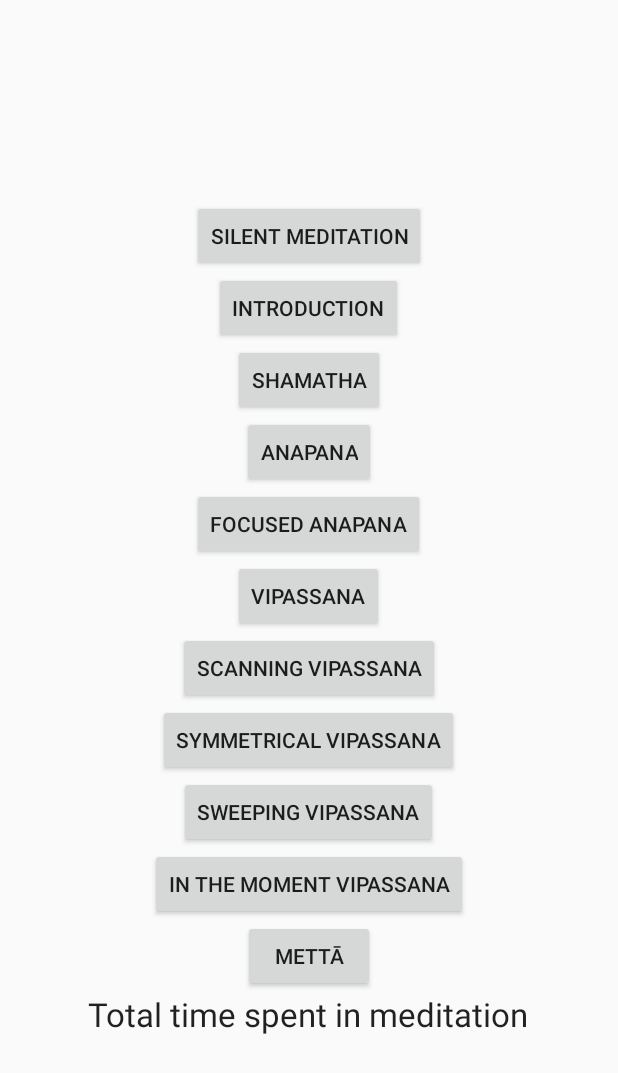
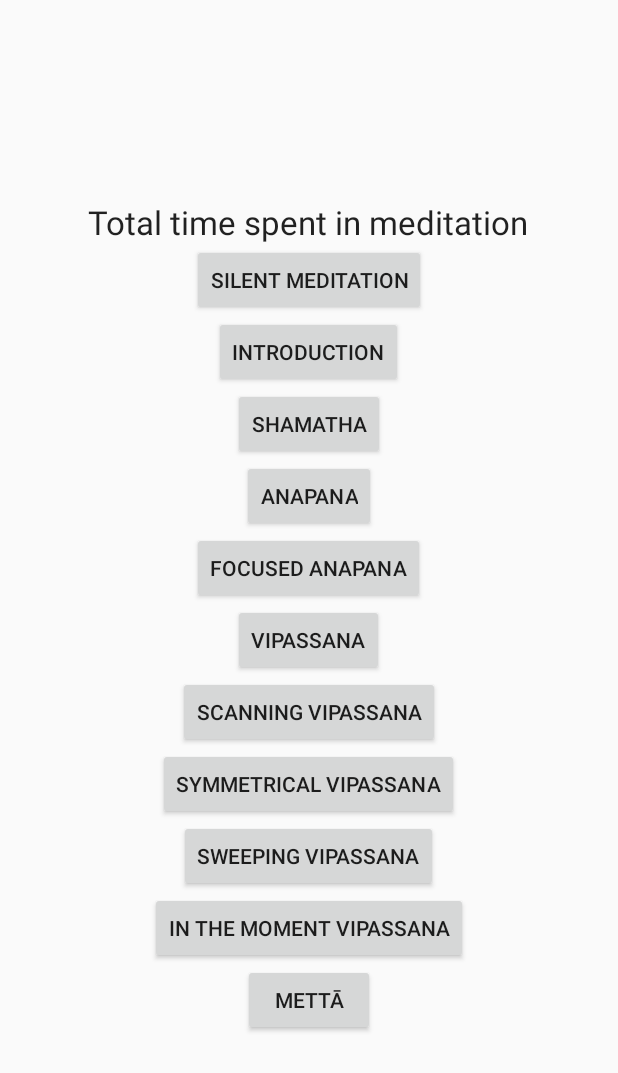
Before and after one commit to happyruss/vipassana_android, an Android app: the layout activity_main.xml on its own in the app's theme, with its tools: preview values and no code run, on a phone screen of 412 x 824 dp. Shown: the top 1073 px of the screen. Run offline under Robolectric (Android 15) with nearby library versions, the phone set to English and light mode, and no system bars.

Commit message:
putting label at top to see font

```diff
--- a/app/src/main/res/layout/activity_main.xml
+++ b/app/src/main/res/layout/activity_main.xml
@@ -14,6 +14,16 @@
         android:gravity="center"
         android:focusable="true"
         android:focusableInTouchMode="true">
+
+        <TextView
+            android:id="@+id/meditationTotalTimeTextView"
+            android:layout_width="wrap_content"
+            android:layout_height="wrap_content"
+            android:text="Total time spent in meditation"
+            android:gravity="center"
+            fontPath="fonts/font-diner-coffee-service.otf"
+            android:textAppearance="?android:attr/textAppearanceLarge"/>
+
 
         <Button
             android:id="@+id/silentTimerButton"
@@ -126,15 +136,6 @@
             android:gravity="center"
             />
 
-        <TextView
-            android:id="@+id/meditationTotalTimeTextView"
-            android:layout_width="wrap_content"
-            android:layout_height="wrap_content"
-            android:text="Total time spent in meditation"
-            android:gravity="center"
-            fontPath="fonts/font-diner-coffee-service.otf"
-            android:textAppearance="?android:attr/textAppearanceLarge"/>
-
 
     </LinearLayout>
 
```
